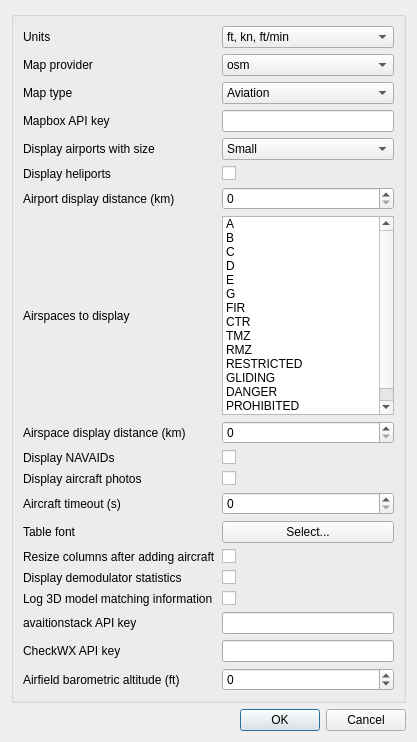
Old version of the form plugins/channelrx/demodadsb/adsbdemoddisplaydialog.ui in the repository f4exb/sdrangel.
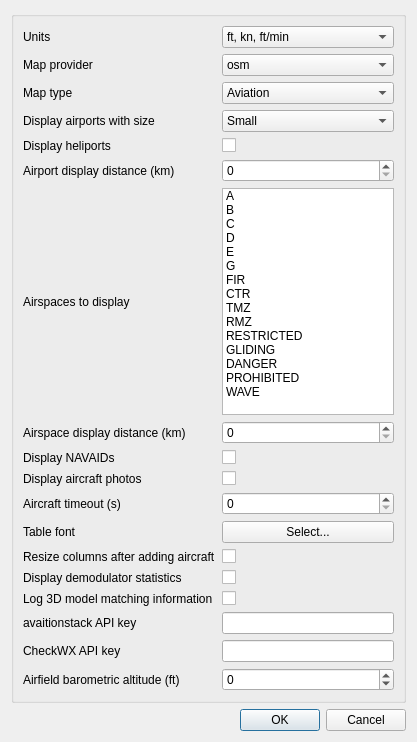
New version of the form.

What changed in the file:
```diff
--- a/plugins/channelrx/demodadsb/adsbdemoddisplaydialog.ui
+++ b/plugins/channelrx/demodadsb/adsbdemoddisplaydialog.ui
@@ -524,20 +524,6 @@
         </property>
        </widget>
       </item>
-      <item row="3" column="0">
-       <widget class="QLabel" name="mapBoxAPIKeyLabel">
-        <property name="text">
-         <string>Mapbox API key</string>
-        </property>
-       </widget>
-      </item>
-      <item row="3" column="1">
-       <widget class="QLineEdit" name="mapBoxAPIKey">
-        <property name="toolTip">
-         <string>mapbox.com API key for mapboxgl maps</string>
-        </property>
-       </widget>
-      </item>
      </layout>
     </widget>
    </item>
```
Left out of the diff: 3 changed lines with no effect on the pictures.
